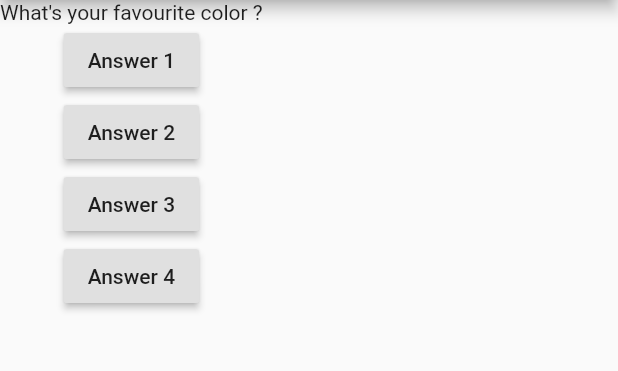
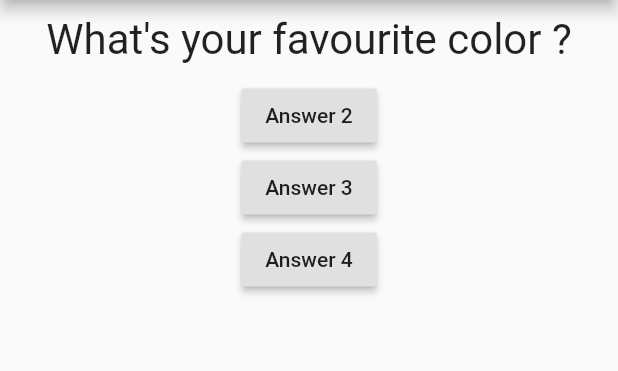
Before and after one commit to sidcredible/basic_quiz_app, a Flutter app: the screen it shows after launch, on a phone screen of 412 x 824 dp, the part 84-455 px from its top. Run offline on Flutter 3.47's test engine with Material 2 defaults, Android fonts, the phone set to English and light mode, and no system bars.

Commit message:
added Answer.dart file & created stateless widget

```diff
--- a/lib/main.dart
+++ b/lib/main.dart
@@ -46,10 +46,6 @@ class _MyAppState extends State<MyApp> {
             questions[_questionIndex],
           ),
           RaisedButton(
-            child: Text('Answer 1'),
-            onPressed: _answerQuestion,
-          ),
-          RaisedButton(
             child: Text('Answer 2'),
             onPressed: _answerQuestion,
           ),
--- a/lib/question.dart
+++ b/lib/question.dart
@@ -1,12 +1,20 @@
 import 'package:flutter/material.dart';
 
 class Question extends StatelessWidget {
- final String questionText;
+  final String questionText;
 
-Question(this.questionText);
+  Question(this.questionText);
 
   @override
   Widget build(BuildContext context) {
-    return Text(questionText);
+    return Container(
+      margin: EdgeInsets.all(10),
+      width: double.infinity,
+      child: Text(
+        questionText,
+        style: TextStyle(fontSize: 28),
+        textAlign: TextAlign.center,
+      ),
+    );
   }
 }
```
Also changed, not shown: lib/answer.dart (added, +15 -0 lines).
